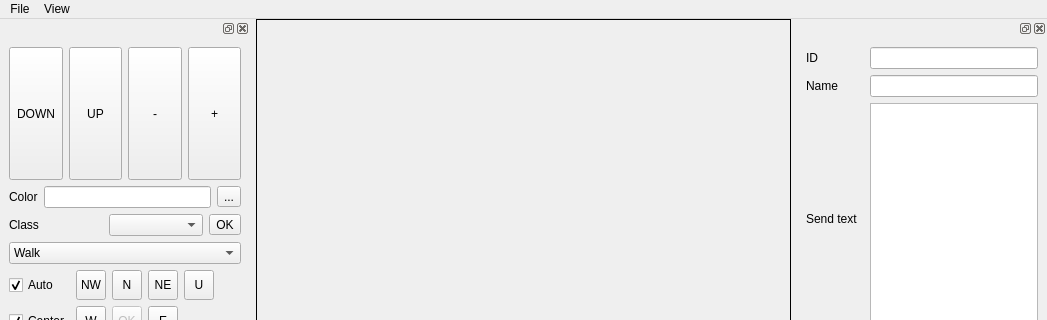
Qt form version4/ui/main.ui (michael-donat/tf-mapper) before a commit; both pictures show x 0 to 1047 and y 0 to 320 of the 1047 by 692 pixel window.
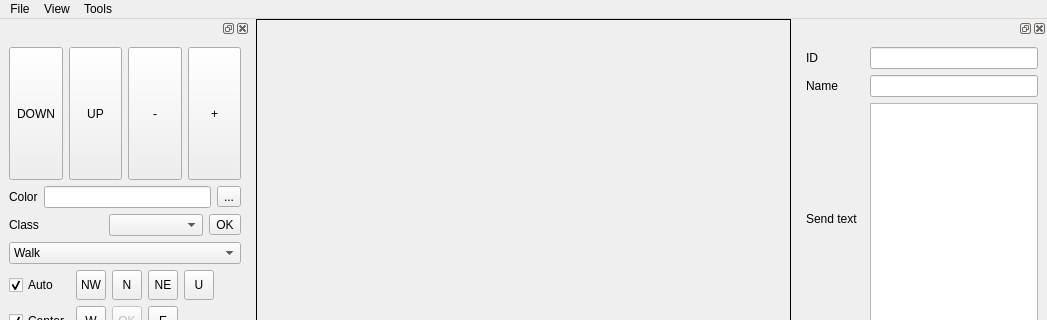
The same form after that commit. Icons and pictures are not drawn.

Commit message: added creation block by default

```diff
--- a/version4/ui/main.ui
+++ b/version4/ui/main.ui
@@ -89,8 +89,15 @@
     <addaction name="menuActionShowColors"/>
     <addaction name="menuActionShowClasses"/>
    </widget>
+   <widget class="QMenu" name="menuTools">
+    <property name="title">
+     <string>Tools</string>
+    </property>
+    <addaction name="actionEnableCreation"/>
+   </widget>
    <addaction name="menuFile"/>
    <addaction name="menuView"/>
+   <addaction name="menuTools"/>
   </widget>
   <widget class="QDockWidget" name="uiComponentToolsPanel">
    <property name="sizePolicy">
```
Left out of the diff: 11 changed lines with no effect on the pictures. The commit also changes 2 other files.
